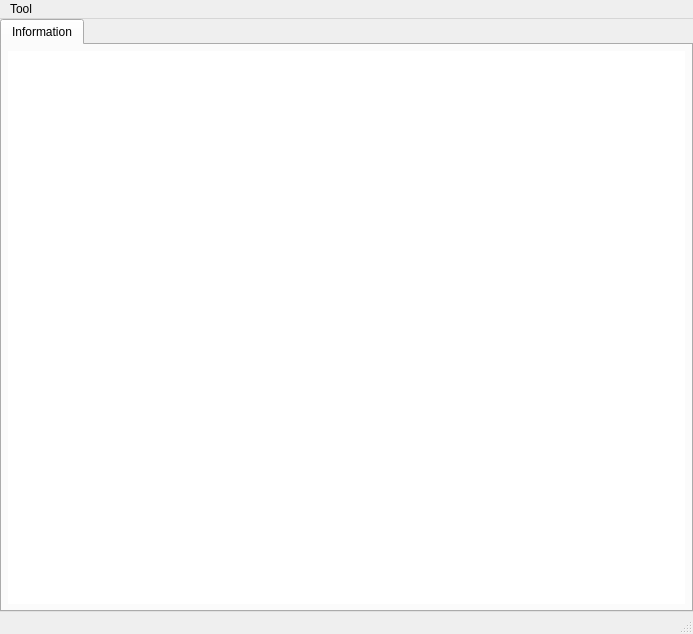
First picture: the form in view/VSdebugger.ui, repository ukyouz/Visual-Studio-Debug-Tools, before the edit.
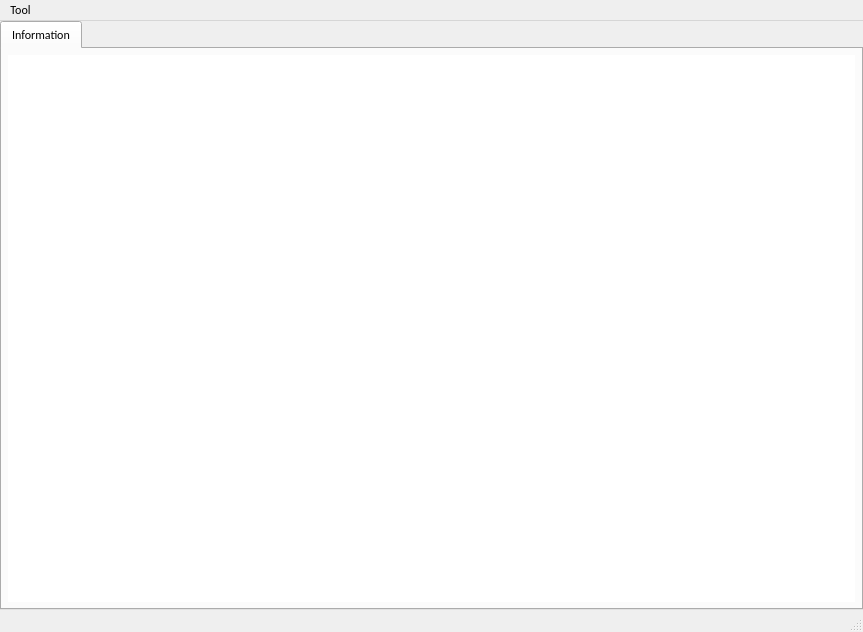
Second picture: the form after the edit.

```diff
--- a/view/VSdebugger.ui
+++ b/view/VSdebugger.ui
@@ -6,10 +6,15 @@
    <rect>
     <x>0</x>
     <y>0</y>
-    <width>693</width>
-    <height>634</height>
+    <width>863</width>
+    <height>632</height>
    </rect>
   </property>
+  <property name="font">
+   <font>
+    <family>Calibri</family>
+   </font>
+  </property>
   <property name="windowTitle">
    <string>VS Debugger</string>
   </property>
@@ -64,8 +69,8 @@
     <rect>
      <x>0</x>
      <y>0</y>
-     <width>693</width>
-     <height>22</height>
+     <width>863</width>
+     <height>23</height>
     </rect>
    </property>
    <widget class="QMenu" name="menuTool">
```
